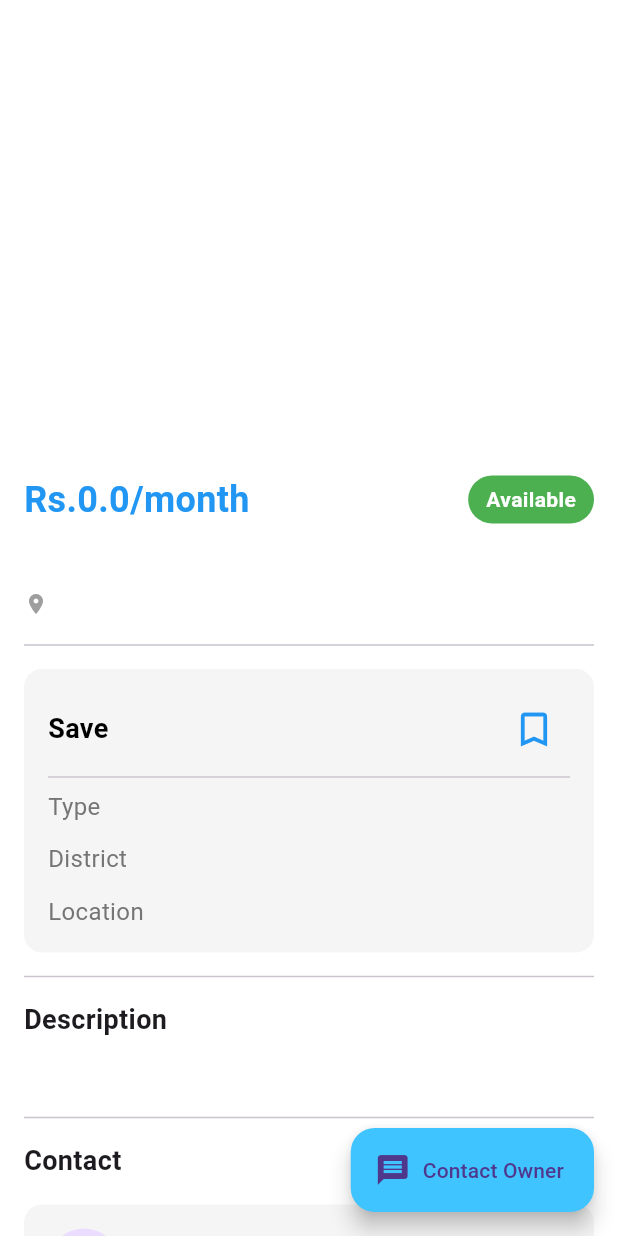
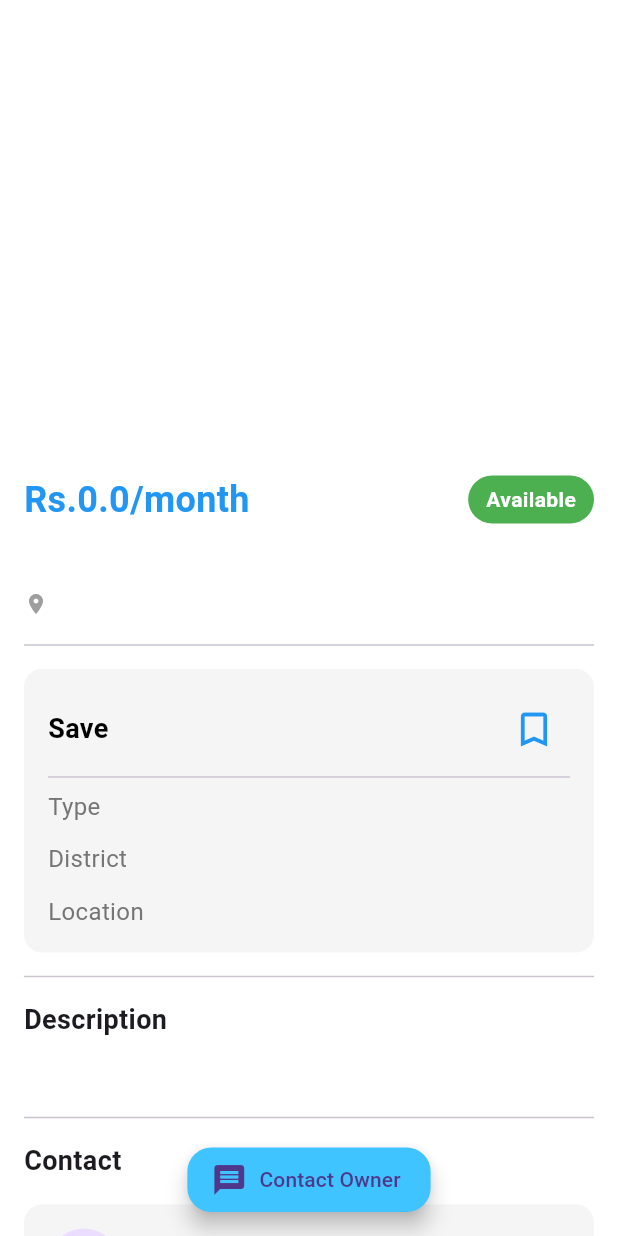
Before and after one commit to NipunaMadula/BODO-APP, a Flutter app: the ListingDetailScreen screen opened directly with empty values, on a phone screen of 412 x 824 dp. Run offline on Flutter 3.47's test engine with Material 3 defaults, Android fonts, the phone set to English and light mode, and no system bars; our stand-ins replace cloud_firestore, firebase_auth, firebase_core, firebase_storage, flutter_bloc, geocoding and 4 more; accounts and stored records are empty; generated files the repository leaves out were written again.

Commit message:
Adjust FloatingActionButton size and location

```diff
--- a/lib/screens/home/listing_detail_screen.dart
+++ b/lib/screens/home/listing_detail_screen.dart
@@ -603,18 +603,23 @@ void _showContactOptions(BuildContext context) {
                       ],
                     ),
                   ),
+                  const SizedBox(height: 55),
                 ],
               ),
             ),
           ),
         ],
       ),
-      floatingActionButton: FloatingActionButton.extended(
-      onPressed: () => _showContactOptions(context),
-      label: const Text('Contact Owner'),
-      icon: const Icon(Icons.message),
-      backgroundColor: Colors.lightBlueAccent,
+      floatingActionButton: SizedBox(
+        height: 43,
+        child: FloatingActionButton.extended(
+          onPressed: () => _showContactOptions(context),
+          label: const Text('Contact Owner'),
+          icon: const Icon(Icons.message),
+          backgroundColor: Colors.lightBlueAccent,
+        ),
       ),
+      floatingActionButtonLocation: FloatingActionButtonLocation.centerFloat,
     );
   }
 
```
